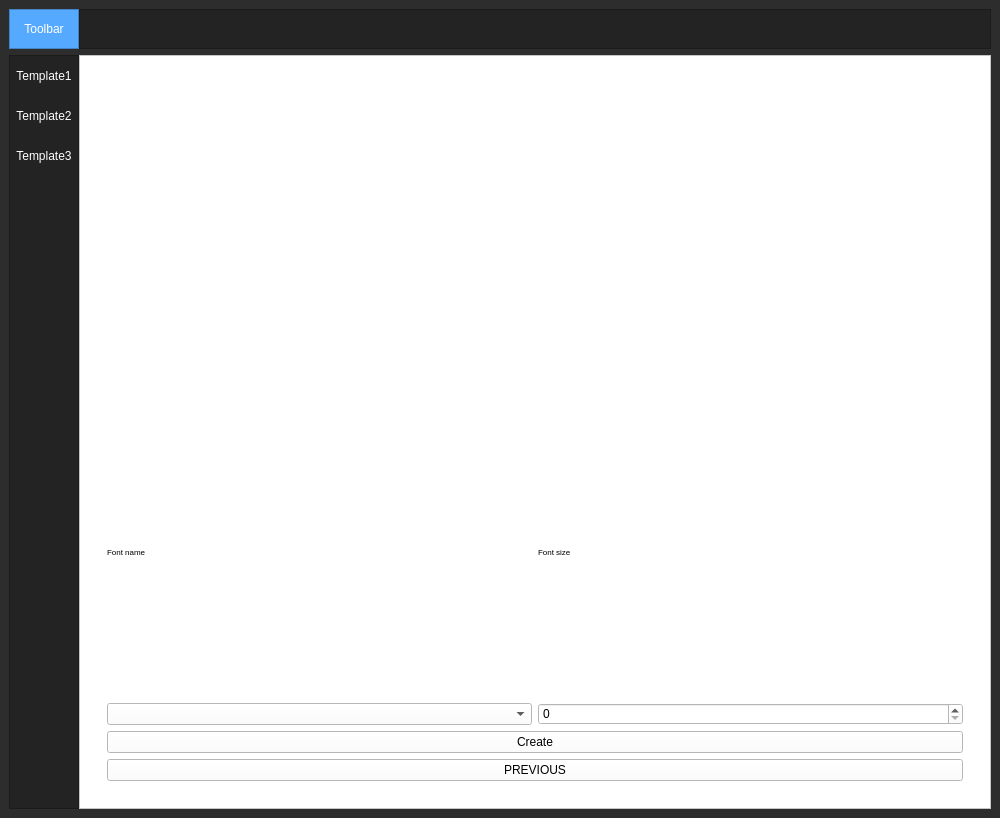
First picture: the form in QT_front/Desktop_1.ui, repository amirhoseinaghaei/Resume_maker, before the edit.
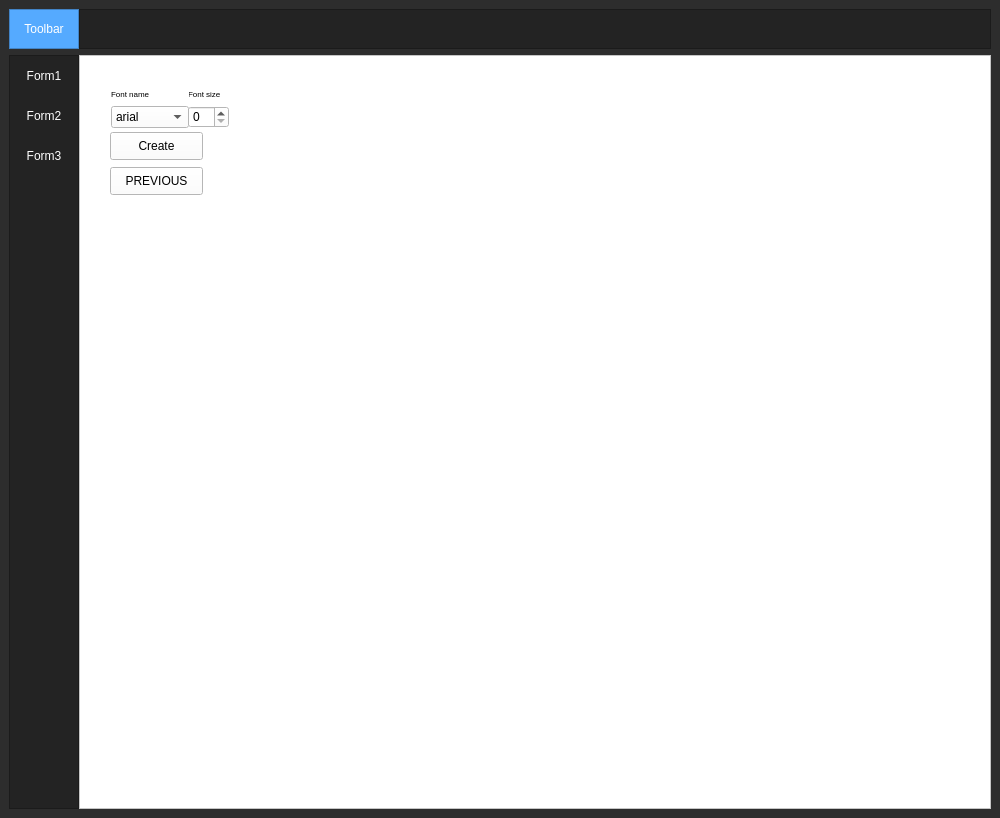
Second picture: the form after the edit. The open tabs and pages were chosen to show the change. Icons and pictures are not drawn.

Commit message: i have created the second form

Patch:
```diff
--- a/QT_front/Desktop_1.ui
+++ b/QT_front/Desktop_1.ui
@@ -23,7 +23,7 @@
    <string notr="true">background-color: rgb(45, 45, 45);</string>
   </property>
   <widget class="QWidget" name="centralwidget">
-   <layout class="QVBoxLayout" name="verticalLayout_105">
+   <layout class="QVBoxLayout" name="verticalLayout_6">
     <item>
      <widget class="QFrame" name="Top_Bar">
       <property name="maximumSize">
@@ -226,7 +226,7 @@
 }</string>
                </property>
                <property name="text">
-                <string>Template1</string>
+                <string>Form1</string>
                </property>
               </widget>
              </item>
@@ -249,7 +249,7 @@
 }</string>
                </property>
                <property name="text">
-                <string>Template2</string>
+                <string>Form2</string>
                </property>
               </widget>
              </item>
@@ -272,7 +272,7 @@
 }</string>
                </property>
                <property name="text">
-                <string>Template3</string>
+                <string>Form3</string>
                </property>
               </widget>
              </item>
@@ -303,7 +303,7 @@
              <string notr="true"/>
             </property>
             <property name="currentIndex">
-             <number>2</number>
+             <number>1</number>
             </property>
             <widget class="QWidget" name="page_11">
              <layout class="QHBoxLayout" name="horizontalLayout_7">
@@ -365,7 +365,7 @@
                  <string notr="true"/>
                 </property>
                 <property name="currentIndex">
-                 <number>1</number>
+                 <number>6</number>
                 </property>
                 <widget class="QWidget" name="F1_p1">
                  <layout class="QVBoxLayout" name="verticalLayout_27">
@@ -1080,17 +1080,17 @@
              </layout>
             </widget>
             <widget class="QWidget" name="page_2">
-             <layout class="QVBoxLayout" name="verticalLayout_6">
+             <layout class="QVBoxLayout" name="verticalLayout_24">
               <item>
                <widget class="QStackedWidget" name="stackedWidget_2">
                 <property name="styleSheet">
                  <string notr="true">background-color: rgb(255, 255, 255);</string>
                 </property>
                 <property name="currentIndex">
-                 <number>6</number>
+                 <number>2</number>
                 </property>
                 <widget class="QWidget" name="page">
-                 <layout class="QVBoxLayout" name="verticalLayout_125">
+                 <layout class="QVBoxLayout" name="verticalLayout_23">
                   <item>
                    <layout class="QVBoxLayout" name="verticalLayout_124">
                     <item>
@@ -1316,6 +1316,27 @@
                     <item>
                      <widget class="QLineEdit" name="Email_F2"/>
                     </item>
+                    <item>
+                     <widget class="QLabel" name="label_12">
+                      <property name="text">
+                       <string>Please inter url of your picture </string>
+                      </property>
+                     </widget>
+                    </item>
+                    <item>
+                     <layout class="QHBoxLayout" name="horizontalLayout_23">
+                      <item>
+                       <widget class="QLineEdit" name="pic_lineEdit"/>
+                      </item>
+                      <item>
+                       <widget class="QPushButton" name="pic_pushButton">
+                        <property name="text">
+                         <string>Add  picture</string>
+                        </property>
+                       </widget>
+                      </item>
+                     </layout>
+                    </item>
                     <item>
                      <widget class="QLabel" name="label_176">
                       <property name="styleSheet">
@@ -1533,7 +1554,7 @@
                          </widget>
                         </item>
                         <item>
-                         <widget class="QLineEdit" name="to_date_edit_f1_5"/>
+                         <widget class="QLineEdit" name="un_line_edit_f1_5"/>
                         </item>
                        </layout>
                       </item>
@@ -1559,7 +1580,7 @@
                          </widget>
                         </item>
                         <item>
-                         <widget class="QLineEdit" name="un_line_edit_f1_5"/>
+                         <widget class="QLineEdit" name="from_date_edit_f1_5"/>
                         </item>
                        </layout>
                       </item>
@@ -1578,7 +1599,7 @@
                          </widget>
                         </item>
                         <item>
-                         <widget class="QLineEdit" name="from_date_edit_f1_5"/>
+                         <widget class="QLineEdit" name="to_date_edit_f1_5"/>
                         </item>
                        </layout>
                       </item>
@@ -1726,33 +1747,74 @@
                  <layout class="QVBoxLayout" name="verticalLayout_111"/>
                 </widget>
                 <widget class="QWidget" name="page_28">
-                 <layout class="QVBoxLayout" name="verticalLayout_126">
+                 <widget class="QPushButton" name="f1_create_button_5">
+                  <property name="geometry">
+                   <rect>
+                    <x>12</x>
+                    <y>58</y>
+                    <width>93</width>
+                    <height>28</height>
+                   </rect>
+                  </property>
+                  <property name="text">
+                   <string>Create</string>
+                  </property>
+                 </widget>
+                 <widget class="QPushButton" name="F8_PREVIOUS_5">
+                  <property name="geometry">
+                   <rect>
+                    <x>12</x>
+                    <y>93</y>
+                    <width>93</width>
+                    <height>28</height>
+                   </rect>
+                  </property>
+                  <property name="text">
+                   <string>PREVIOUS</string>
+                  </property>
+                 </widget>
+                 <widget class="QWidget" name="layoutWidget">
+                  <property name="geometry">
+                   <rect>
+                    <x>90</x>
+                    <y>13</y>
+                    <width>41</width>
+                    <height>41</height>
+                   </rect>
+                  </property>
+                  <layout class="QVBoxLayout" name="verticalLayout_25">
                   <item>
-                   <layout class="QVBoxLayout" name="verticalLayout_113">
-                    <item>
-                     <widget class="QLabel" name="label_172">
+                    <widget class="QLabel" name="label_10">
+                     <property name="sizePolicy">
+                      <sizepolicy hsizetype="Preferred" vsizetype="Preferred">
+                       <horstretch>0</horstretch>
+                       <verstretch>0</verstretch>
+                      </sizepolicy>
+                     </property>
                       <property name="font">
                        <font>
                         <pointsize>6</pointsize>
                        </font>
                       </property>
                       <property name="text">
-                       <string/>
-                      </property>
-                      <property name="pixmap">
-                       <pixmap resource="f1.qrc">:/newPrefix/ready.jpg</pixmap>
-                      </property>
-                      <property name="scaledContents">
-                       <bool>true</bool>
-                      </property>
-                      <property name="alignment">
-                       <set>Qt::AlignLeading|Qt::AlignLeft|Qt::AlignVCenter</set>
-                      </property>
+                      <string>Font size</string>
+                     </property>
                      </widget>
                     </item>
                     <item>
-                     <layout class="QHBoxLayout" name="horizontalLayout_4">
-                      <item>
+                    <widget class="QSpinBox" name="fontsize_f2_spinBox"/>
+                   </item>
+                  </layout>
+                 </widget>
+                 <widget class="QWidget" name="layoutWidget">
+                  <property name="geometry">
+                   <rect>
+                    <x>13</x>
+                    <y>13</y>
+                    <width>78</width>
+                    <height>41</height>
+                   </rect>
+                  </property>
                        <layout class="QVBoxLayout" name="verticalLayout_12">
                         <item>
                          <widget class="QLabel" name="label_11">
@@ -1773,54 +1835,26 @@
                          </widget>
                         </item>
                         <item>
-                         <widget class="QComboBox" name="comboBox"/>
-                        </item>
-                       </layout>
-                      </item>
+                    <widget class="QComboBox" name="font_f2_comboBox">
                       <item>
-                       <layout class="QVBoxLayout" name="verticalLayout_112">
-                        <item>
-                         <widget class="QLabel" name="label_10">
-                          <property name="sizePolicy">
-                           <sizepolicy hsizetype="Preferred" vsizetype="Preferred">
-                            <horstretch>0</horstretch>
-                            <verstretch>0</verstretch>
-                           </sizepolicy>
-                          </property>
-                          <property name="font">
-                           <font>
-                            <pointsize>6</pointsize>
-                           </font>
-                          </property>
                           <property name="text">
-                           <string>Font size</string>
-                          </property>
-                         </widget>
+                       <string>arial </string>
+                      </property>
                         </item>
                         <item>
-                         <widget class="QSpinBox" name="spinBox"/>
-                        </item>
-                       </layout>
-                      </item>
-                     </layout>
-                    </item>
-                    <item>
-                     <widget class="QPushButton" name="f1_create_button_5">
                       <property name="text">
-                       <string>Create</string>
+                       <string>times</string>
                       </property>
-                     </widget>
                     </item>
                     <item>
-                     <widget class="QPushButton" name="F8_PREVIOUS_5">
                       <property name="text">
-                       <string>PREVIOUS</string>
+                       <string>courier </string>
                       </property>
+                     </item>
                      </widget>
                     </item>
                    </layout>
-                  </item>
-                 </layout>
+                 </widget>
                 </widget>
                </widget>
               </item>
```
Lines whose indentation alone changed are shown as unchanged. The commit also changes 3 other files.
